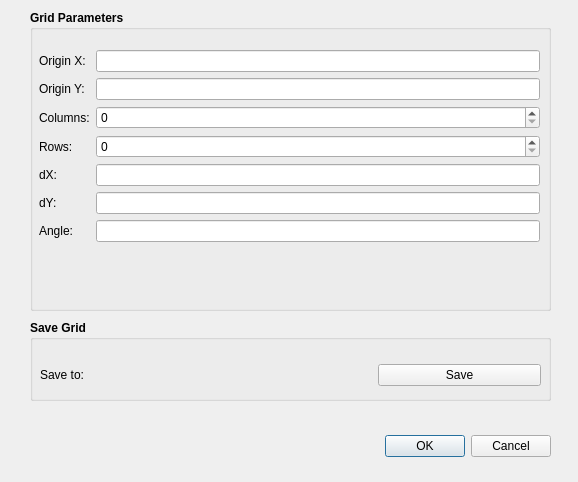
Before: the Qt Designer form mohid_grd_generator_dialog_base.ui in vascoguita/mohid_grd_generator, drawn with Qt 5.
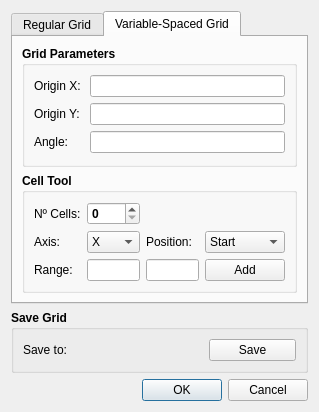
After: the same form once the commit is applied. The open tabs and pages were chosen to show the change. Custom widgets are drawn as their Qt base class.

Commit message: Add UI for variable-spaced grid

```diff
--- a/mohid_grd_generator_dialog_base.ui
+++ b/mohid_grd_generator_dialog_base.ui
@@ -6,51 +6,77 @@
    <rect>
     <x>0</x>
     <y>0</y>
-    <width>578</width>
-    <height>482</height>
+    <width>319</width>
+    <height>299</height>
    </rect>
   </property>
   <property name="windowTitle">
    <string>MOHID Grid Generator</string>
   </property>
-  <widget class="QDialogButtonBox" name="button_box">
-   <property name="geometry">
-    <rect>
-     <x>30</x>
-     <y>430</y>
-     <width>521</width>
-     <height>32</height>
-    </rect>
-   </property>
-   <property name="orientation">
-    <enum>Qt::Horizontal</enum>
-   </property>
-   <property name="standardButtons">
-    <set>QDialogButtonBox::Cancel|QDialogButtonBox::Ok</set>
-   </property>
-  </widget>
-  <widget class="QWidget" name="formLayoutWidget">
-   <property name="geometry">
-    <rect>
-     <x>39</x>
-     <y>50</y>
-     <width>501</width>
-     <height>251</height>
-    </rect>
+  <layout class="QVBoxLayout" name="verticalLayout">
+   <item>
+    <widget class="QTabWidget" name="tabWidget">
+     <property name="currentIndex">
+      <number>0</number>
+     </property>
+     <widget class="QWidget" name="tab_1">
+      <attribute name="title">
+       <string>Regular Grid</string>
+      </attribute>
+      <layout class="QVBoxLayout" name="verticalLayout_3">
+       <item>
+        <widget class="QGroupBox" name="groupBox_4">
+         <property name="font">
+          <font>
+           <weight>50</weight>
+           <bold>false</bold>
+          </font>
+         </property>
+         <property name="title">
+          <string>Grid Parameters</string>
    </property>
    <layout class="QFormLayout" name="formLayout_3">
     <item row="0" column="0">
-     <widget class="QLabel" name="label_3">
+           <widget class="QLabel" name="label_9">
+            <property name="font">
+             <font>
+              <weight>50</weight>
+              <bold>false</bold>
+             </font>
+            </property>
       <property name="text">
        <string>Origin X:</string>
       </property>
      </widget>
     </item>
     <item row="0" column="1">
-     <widget class="QLineEdit" name="lineEditOriginX"/>
+           <widget class="QLineEdit" name="lineEditOriginX">
+            <property name="font">
+             <font>
+              <weight>50</weight>
+              <bold>false</bold>
+             </font>
+            </property>
+           </widget>
+          </item>
+          <item row="1" column="1">
+           <widget class="QLineEdit" name="lineEditOriginY">
+            <property name="font">
+             <font>
+              <weight>50</weight>
+              <bold>false</bold>
+             </font>
+            </property>
+           </widget>
     </item>
     <item row="1" column="0">
-     <widget class="QLabel" name="label_4">
+           <widget class="QLabel" name="label_10">
+            <property name="font">
+             <font>
+              <weight>50</weight>
+              <bold>false</bold>
+             </font>
+            </property>
       <property name="text">
        <string>Origin Y:</string>
       </property>
@@ -60,44 +86,105 @@
      <widget class="QLineEdit" name="lineEditOriginY"/>
     </item>
     <item row="2" column="0">
-     <widget class="QLabel" name="label">
+           <widget class="QLabel" name="label_11">
+            <property name="font">
+             <font>
+              <weight>50</weight>
+              <bold>false</bold>
+             </font>
+            </property>
       <property name="text">
        <string>Columns:</string>
       </property>
      </widget>
     </item>
     <item row="2" column="1">
-     <widget class="QgsSpinBox" name="mQgsSpinBoxColumns"/>
+           <widget class="QgsSpinBox" name="mQgsSpinBoxColumns">
+            <property name="font">
+             <font>
+              <weight>50</weight>
+              <bold>false</bold>
+             </font>
+            </property>
+           </widget>
     </item>
     <item row="3" column="0">
-     <widget class="QLabel" name="label_2">
+           <widget class="QLabel" name="label_12">
+            <property name="font">
+             <font>
+              <weight>50</weight>
+              <bold>false</bold>
+             </font>
+            </property>
       <property name="text">
        <string>Rows:</string>
       </property>
      </widget>
     </item>
+          <item row="3" column="1">
+           <widget class="QgsSpinBox" name="mQgsSpinBoxRows">
+            <property name="font">
+             <font>
+              <weight>50</weight>
+              <bold>false</bold>
+             </font>
+            </property>
+           </widget>
+          </item>
     <item row="4" column="0">
-     <widget class="QLabel" name="label_5">
+           <widget class="QLabel" name="label_13">
+            <property name="font">
+             <font>
+              <weight>50</weight>
+              <bold>false</bold>
+             </font>
+            </property>
       <property name="text">
        <string>dX:</string>
       </property>
      </widget>
     </item>
     <item row="4" column="1">
-     <widget class="QLineEdit" name="lineEditDX"/>
+           <widget class="QLineEdit" name="lineEditDX">
+            <property name="font">
+             <font>
+              <weight>50</weight>
+              <bold>false</bold>
+             </font>
+            </property>
+           </widget>
     </item>
     <item row="5" column="0">
-     <widget class="QLabel" name="label_6">
+           <widget class="QLabel" name="label_14">
+            <property name="font">
+             <font>
+              <weight>50</weight>
+              <bold>false</bold>
+             </font>
+            </property>
       <property name="text">
        <string>dY:</string>
       </property>
      </widget>
     </item>
     <item row="5" column="1">
-     <widget class="QLineEdit" name="lineEditDY"/>
+           <widget class="QLineEdit" name="lineEditDY">
+            <property name="font">
+             <font>
+              <weight>50</weight>
+              <bold>false</bold>
+             </font>
+            </property>
+           </widget>
     </item>
     <item row="6" column="0">
-     <widget class="QLabel" name="label_7">
+           <widget class="QLabel" name="label_15">
+            <property name="font">
+             <font>
+              <weight>50</weight>
+              <bold>false</bold>
+             </font>
+            </property>
       <property name="text">
        <string>Angle:</string>
       </property>
@@ -105,25 +192,330 @@
     </item>
     <item row="6" column="1">
      <widget class="QLineEdit" name="lineEditAngle">
+            <property name="font">
+             <font>
+              <weight>50</weight>
+              <bold>false</bold>
+             </font>
+            </property>
       <property name="inputMask">
        <string/>
       </property>
      </widget>
     </item>
-    <item row="3" column="1">
-     <widget class="QgsSpinBox" name="mQgsSpinBoxRows"/>
+         </layout>
+        </widget>
     </item>
    </layout>
   </widget>
+     <widget class="QWidget" name="tab_3">
+      <attribute name="title">
+       <string>Variable-Spaced Grid</string>
+      </attribute>
+      <layout class="QVBoxLayout" name="verticalLayout_2">
+       <item>
   <widget class="QGroupBox" name="groupBox">
-   <property name="geometry">
-    <rect>
-     <x>30</x>
-     <y>320</y>
-     <width>521</width>
-     <height>81</height>
-    </rect>
-   </property>
+         <property name="font">
+          <font>
+           <weight>75</weight>
+           <bold>true</bold>
+          </font>
+         </property>
+         <property name="title">
+          <string>Grid Parameters</string>
+         </property>
+         <layout class="QFormLayout" name="formLayout_2">
+          <item row="0" column="0">
+           <widget class="QLabel" name="label">
+            <property name="font">
+             <font>
+              <weight>50</weight>
+              <bold>false</bold>
+             </font>
+            </property>
+            <property name="text">
+             <string>Origin X:</string>
+            </property>
+           </widget>
+          </item>
+          <item row="0" column="1">
+           <widget class="QLineEdit" name="lineEditOriginX_a">
+            <property name="font">
+             <font>
+              <weight>50</weight>
+              <bold>false</bold>
+             </font>
+            </property>
+           </widget>
+          </item>
+          <item row="1" column="0">
+           <widget class="QLabel" name="label_2">
+            <property name="font">
+             <font>
+              <weight>50</weight>
+              <bold>false</bold>
+             </font>
+            </property>
+            <property name="text">
+             <string>Origin Y: </string>
+            </property>
+           </widget>
+          </item>
+          <item row="1" column="1">
+           <widget class="QLineEdit" name="lineEditOriginY_a">
+            <property name="font">
+             <font>
+              <weight>50</weight>
+              <bold>false</bold>
+             </font>
+            </property>
+           </widget>
+          </item>
+          <item row="2" column="0">
+           <widget class="QLabel" name="label_3">
+            <property name="font">
+             <font>
+              <weight>50</weight>
+              <bold>false</bold>
+             </font>
+            </property>
+            <property name="text">
+             <string>Angle: </string>
+            </property>
+           </widget>
+          </item>
+          <item row="2" column="1">
+           <widget class="QLineEdit" name="lineEditAngle_3">
+            <property name="font">
+             <font>
+              <weight>50</weight>
+              <bold>false</bold>
+             </font>
+            </property>
+           </widget>
+          </item>
+         </layout>
+        </widget>
+       </item>
+       <item>
+        <widget class="QGroupBox" name="groupBox_2">
+         <property name="sizePolicy">
+          <sizepolicy hsizetype="Expanding" vsizetype="Preferred">
+           <horstretch>0</horstretch>
+           <verstretch>0</verstretch>
+          </sizepolicy>
+         </property>
+         <property name="font">
+          <font>
+           <weight>75</weight>
+           <bold>true</bold>
+          </font>
+         </property>
+         <property name="title">
+          <string>Cell Tool</string>
+         </property>
+         <layout class="QGridLayout" name="gridLayout_2">
+          <item row="2" column="4">
+           <widget class="QPushButton" name="mQgsPushButtonAdd_2">
+            <property name="sizePolicy">
+             <sizepolicy hsizetype="Expanding" vsizetype="Preferred">
+              <horstretch>0</horstretch>
+              <verstretch>0</verstretch>
+             </sizepolicy>
+            </property>
+            <property name="font">
+             <font>
+              <weight>50</weight>
+              <bold>false</bold>
+             </font>
+            </property>
+            <property name="text">
+             <string>Add</string>
+            </property>
+            <property name="default">
+             <bool>false</bool>
+            </property>
+           </widget>
+          </item>
+          <item row="0" column="1">
+           <widget class="QgsSpinBox" name="mQgsSpinBox">
+            <property name="sizePolicy">
+             <sizepolicy hsizetype="Expanding" vsizetype="Preferred">
+              <horstretch>0</horstretch>
+              <verstretch>0</verstretch>
+             </sizepolicy>
+            </property>
+           </widget>
+          </item>
+          <item row="2" column="3">
+           <widget class="QLineEdit" name="lineEditRangeFin_2">
+            <property name="sizePolicy">
+             <sizepolicy hsizetype="Expanding" vsizetype="Preferred">
+              <horstretch>0</horstretch>
+              <verstretch>0</verstretch>
+             </sizepolicy>
+            </property>
+            <property name="font">
+             <font>
+              <weight>50</weight>
+              <bold>false</bold>
+             </font>
+            </property>
+           </widget>
+          </item>
+          <item row="2" column="0">
+           <widget class="QLabel" name="label_32">
+            <property name="sizePolicy">
+             <sizepolicy hsizetype="Expanding" vsizetype="Preferred">
+              <horstretch>0</horstretch>
+              <verstretch>0</verstretch>
+             </sizepolicy>
+            </property>
+            <property name="font">
+             <font>
+              <weight>50</weight>
+              <bold>false</bold>
+             </font>
+            </property>
+            <property name="text">
+             <string>Range:</string>
+            </property>
+           </widget>
+          </item>
+          <item row="0" column="0">
+           <widget class="QLabel" name="label_30">
+            <property name="sizePolicy">
+             <sizepolicy hsizetype="Expanding" vsizetype="Preferred">
+              <horstretch>0</horstretch>
+              <verstretch>0</verstretch>
+             </sizepolicy>
+            </property>
+            <property name="font">
+             <font>
+              <weight>50</weight>
+              <bold>false</bold>
+             </font>
+            </property>
+            <property name="text">
+             <string>Nº Cells:</string>
+            </property>
+           </widget>
+          </item>
+          <item row="2" column="1">
+           <widget class="QLineEdit" name="lineEditRangeInit_2">
+            <property name="sizePolicy">
+             <sizepolicy hsizetype="Expanding" vsizetype="Preferred">
+              <horstretch>0</horstretch>
+              <verstretch>0</verstretch>
+             </sizepolicy>
+            </property>
+            <property name="font">
+             <font>
+              <weight>50</weight>
+              <bold>false</bold>
+             </font>
+            </property>
+           </widget>
+          </item>
+          <item row="1" column="0">
+           <widget class="QLabel" name="label_31">
+            <property name="sizePolicy">
+             <sizepolicy hsizetype="Expanding" vsizetype="Preferred">
+              <horstretch>0</horstretch>
+              <verstretch>0</verstretch>
+             </sizepolicy>
+            </property>
+            <property name="font">
+             <font>
+              <weight>50</weight>
+              <bold>false</bold>
+             </font>
+            </property>
+            <property name="text">
+             <string>Axis:</string>
+            </property>
+           </widget>
+          </item>
+          <item row="1" column="1">
+           <widget class="QComboBox" name="mQgsComboBoxAxis_2">
+            <property name="sizePolicy">
+             <sizepolicy hsizetype="Expanding" vsizetype="Preferred">
+              <horstretch>0</horstretch>
+              <verstretch>0</verstretch>
+             </sizepolicy>
+            </property>
+            <property name="font">
+             <font>
+              <weight>50</weight>
+              <bold>false</bold>
+             </font>
+            </property>
+            <item>
+             <property name="text">
+              <string>X</string>
+             </property>
+            </item>
+            <item>
+             <property name="text">
+              <string>Y</string>
+             </property>
+            </item>
+           </widget>
+          </item>
+          <item row="1" column="3">
+           <widget class="QLabel" name="label_33">
+            <property name="sizePolicy">
+             <sizepolicy hsizetype="Expanding" vsizetype="Preferred">
+              <horstretch>0</horstretch>
+              <verstretch>0</verstretch>
+             </sizepolicy>
+            </property>
+            <property name="font">
+             <font>
+              <weight>50</weight>
+              <bold>false</bold>
+             </font>
+            </property>
+            <property name="text">
+             <string>Position:</string>
+            </property>
+           </widget>
+          </item>
+          <item row="1" column="4">
+           <widget class="QComboBox" name="mQgsComboBoxPosition_2">
+            <property name="sizePolicy">
+             <sizepolicy hsizetype="Expanding" vsizetype="Preferred">
+              <horstretch>0</horstretch>
+              <verstretch>0</verstretch>
+             </sizepolicy>
+            </property>
+            <property name="font">
+             <font>
+              <weight>50</weight>
+              <bold>false</bold>
+             </font>
+            </property>
+            <item>
+             <property name="text">
+              <string>Start</string>
+             </property>
+            </item>
+            <item>
+             <property name="text">
+              <string>End</string>
+             </property>
+            </item>
+           </widget>
+          </item>
+         </layout>
+        </widget>
+       </item>
+      </layout>
+     </widget>
+    </widget>
+   </item>
+   <item>
+    <widget class="QGroupBox" name="groupBox_3">
    <property name="font">
     <font>
      <weight>75</weight>
@@ -133,17 +525,21 @@
    <property name="title">
     <string>Save Grid</string>
    </property>
-   <widget class="QWidget" name="gridLayoutWidget">
-    <property name="geometry">
-     <rect>
-      <x>10</x>
-      <y>40</y>
-      <width>501</width>
-      <height>31</height>
-     </rect>
-    </property>
     <layout class="QGridLayout" name="gridLayout">
-     <item row="0" column="0">
+      <item row="1" column="2">
+       <widget class="QPushButton" name="pushButton">
+        <property name="font">
+         <font>
+          <weight>50</weight>
+          <bold>false</bold>
+         </font>
+        </property>
+        <property name="text">
+         <string>Save</string>
+        </property>
+       </widget>
+      </item>
+      <item row="1" column="0">
       <widget class="QLabel" name="label_8">
        <property name="font">
         <font>
@@ -156,7 +552,7 @@
        </property>
       </widget>
      </item>
-     <item row="0" column="1">
+      <item row="1" column="1">
       <widget class="QgsExternalResourceWidget" name="mQgsExternalResourceWidget">
        <property name="font">
         <font>
@@ -166,45 +562,20 @@
        </property>
       </widget>
      </item>
-     <item row="0" column="2">
-      <widget class="QPushButton" name="pushButton">
-       <property name="font">
-        <font>
-         <weight>50</weight>
-         <bold>false</bold>
-        </font>
-       </property>
-       <property name="text">
-        <string>Save</string>
-       </property>
-      </widget>
-     </item>
-    </layout>
-   </widget>
-  </widget>
-  <widget class="QGroupBox" name="groupBox_2">
-   <property name="geometry">
-    <rect>
-     <x>30</x>
-     <y>10</y>
-     <width>521</width>
-     <height>301</height>
-    </rect>
-   </property>
-   <property name="font">
-    <font>
-     <weight>75</weight>
-     <bold>true</bold>
-    </font>
-   </property>
-   <property name="title">
-    <string>Grid Parameters</string>
-   </property>
-  </widget>
-  <zorder>groupBox</zorder>
-  <zorder>groupBox_2</zorder>
-  <zorder>button_box</zorder>
-  <zorder>formLayoutWidget</zorder>
+     </layout>
+    </widget>
+   </item>
+   <item>
+    <widget class="QDialogButtonBox" name="button_box">
+     <property name="orientation">
+      <enum>Qt::Horizontal</enum>
+     </property>
+     <property name="standardButtons">
+      <set>QDialogButtonBox::Cancel|QDialogButtonBox::Ok</set>
+     </property>
+    </widget>
+   </item>
+  </layout>
  </widget>
  <customwidgets>
   <customwidget>
```
Left out of the diff: 13 changed lines with no effect on the pictures. Lines whose indentation alone changed are shown as unchanged.
